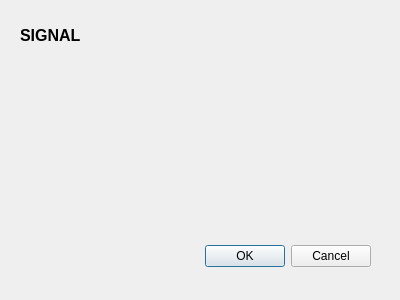
Above: dialog.ui from sarest/prueba before the change. Below: the same form after it.
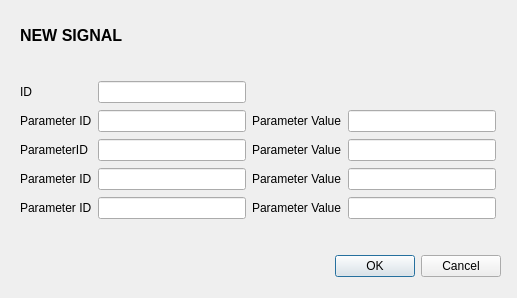
That is the form after the change.

```diff
--- a/dialog.ui
+++ b/dialog.ui
@@ -6,8 +6,8 @@
    <rect>
     <x>0</x>
     <y>0</y>
-    <width>400</width>
-    <height>300</height>
+    <width>517</width>
+    <height>298</height>
    </rect>
   </property>
   <property name="windowTitle">
@@ -16,8 +16,8 @@
   <widget class="QDialogButtonBox" name="buttonBox">
    <property name="geometry">
     <rect>
-     <x>30</x>
-     <y>240</y>
+     <x>160</x>
+     <y>250</y>
      <width>341</width>
      <height>32</height>
     </rect>
@@ -34,7 +34,7 @@
     <rect>
      <x>20</x>
      <y>20</y>
-     <width>91</width>
+     <width>141</width>
      <height>31</height>
     </rect>
    </property>
@@ -46,9 +46,111 @@
     </font>
    </property>
    <property name="text">
-    <string>SIGNAL</string>
+    <string>NEW SIGNAL</string>
    </property>
   </widget>
+  <widget class="QWidget" name="">
+   <property name="geometry">
+    <rect>
+     <x>20</x>
+     <y>80</y>
+     <width>476</width>
+     <height>140</height>
+    </rect>
+   </property>
+   <layout class="QGridLayout" name="gridLayout">
+    <item row="2" column="1">
+     <widget class="QLineEdit" name="parameter_ID2"/>
+    </item>
+    <item row="0" column="1">
+     <widget class="QLineEdit" name="signal_ID"/>
+    </item>
+    <item row="2" column="3">
+     <widget class="QLineEdit" name="parameter_value2"/>
+    </item>
+    <item row="2" column="0">
+     <widget class="QLabel" name="label_3">
+      <property name="text">
+       <string>ParameterID</string>
+      </property>
+     </widget>
+    </item>
+    <item row="1" column="0">
+     <widget class="QLabel" name="label_2">
+      <property name="text">
+       <string>Parameter ID</string>
+      </property>
+     </widget>
+    </item>
+    <item row="2" column="2">
+     <widget class="QLabel" name="label_6">
+      <property name="text">
+       <string>Parameter Value</string>
+      </property>
+     </widget>
+    </item>
+    <item row="4" column="3">
+     <widget class="QLineEdit" name="parameter_value4"/>
+    </item>
+    <item row="0" column="0">
+     <widget class="QLabel" name="label">
+      <property name="text">
+       <string>ID</string>
+      </property>
+     </widget>
+    </item>
+    <item row="4" column="0">
+     <widget class="QLabel" name="label_4">
+      <property name="text">
+       <string>Parameter ID</string>
+      </property>
+     </widget>
+    </item>
+    <item row="4" column="2">
+     <widget class="QLabel" name="label_7">
+      <property name="text">
+       <string>Parameter Value</string>
+      </property>
+     </widget>
+    </item>
+    <item row="1" column="2">
+     <widget class="QLabel" name="label_5">
+      <property name="text">
+       <string>Parameter Value</string>
+      </property>
+     </widget>
+    </item>
+    <item row="1" column="1">
+     <widget class="QLineEdit" name="parameter_ID1"/>
+    </item>
+    <item row="1" column="3">
+     <widget class="QLineEdit" name="parameter_value1"/>
+    </item>
+    <item row="4" column="1">
+     <widget class="QLineEdit" name="parameter_ID4"/>
+    </item>
+    <item row="3" column="0">
+     <widget class="QLabel" name="label_8">
+      <property name="text">
+       <string>Parameter ID</string>
+      </property>
+     </widget>
+    </item>
+    <item row="3" column="1">
+     <widget class="QLineEdit" name="parameter_ID3"/>
+    </item>
+    <item row="3" column="2">
+     <widget class="QLabel" name="label_9">
+      <property name="text">
+       <string>Parameter Value</string>
+      </property>
+     </widget>
+    </item>
+    <item row="3" column="3">
+     <widget class="QLineEdit" name="parameter_value3"/>
+    </item>
+   </layout>
+  </widget>
  </widget>
  <resources/>
  <connections>
```
Left out of the diff: 11 changed lines with no effect on the pictures.
